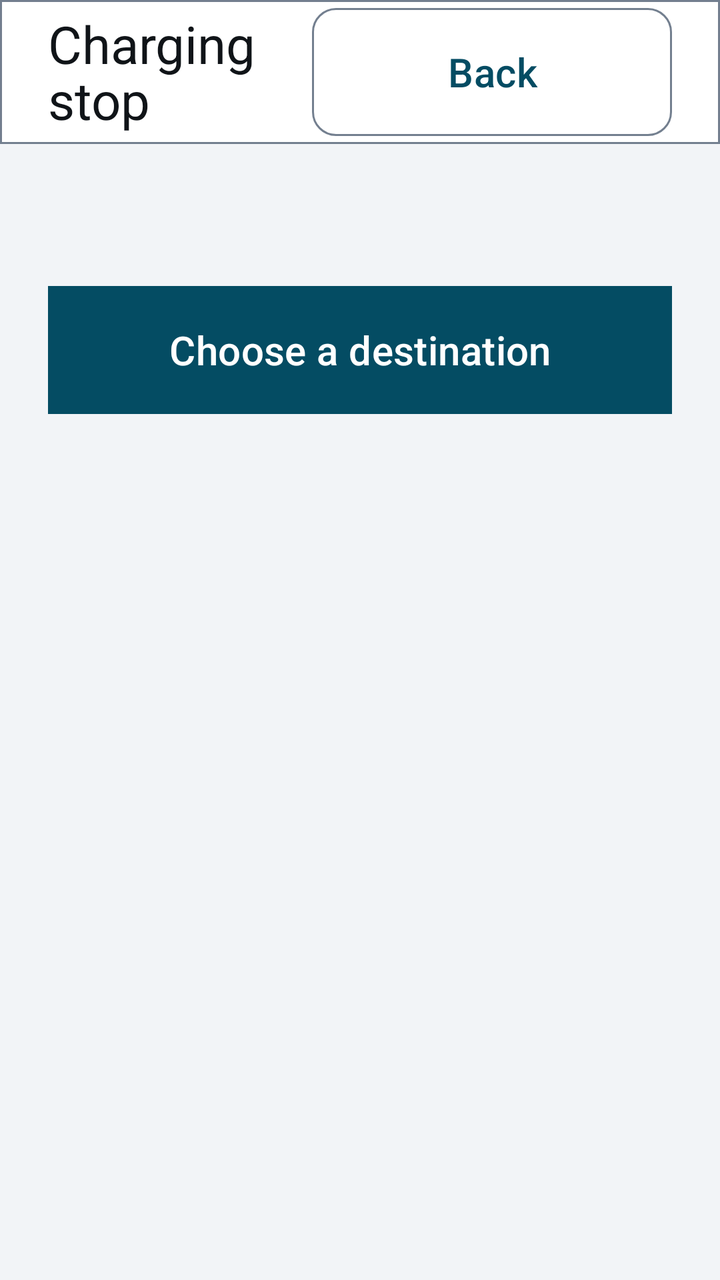
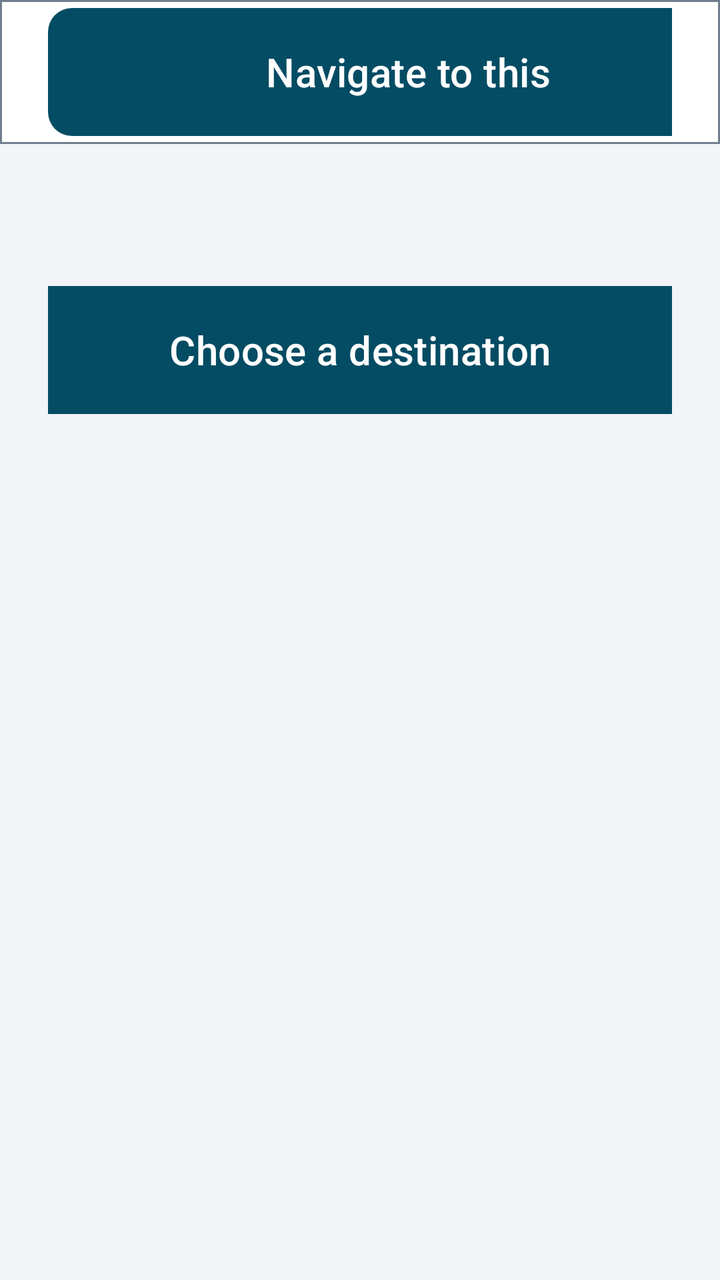

The first picture is an Android layout as it rendered before a commit; the second is the same layout after the commit. The layout source and the unified diff follow.
<!-- AndroidManifest.xml: application theme Theme.EVChargePilot -->
<!-- res/layout/activity_charge_stop.xml -->
<?xml version="1.0" encoding="utf-8"?>
<LinearLayout xmlns:android="http://schemas.android.com/apk/res/android"
    xmlns:app="http://schemas.android.com/apk/res-auto"
    android:layout_width="match_parent"
    android:layout_height="match_parent"
    android:orientation="vertical">

    <LinearLayout
        android:layout_width="match_parent"
        android:layout_height="@dimen/touch_target"
        android:background="@drawable/bg_topbar"
        android:gravity="center_vertical"
        android:orientation="horizontal"
        android:paddingStart="@dimen/spacing_lg"
        android:paddingEnd="@dimen/spacing_lg">

        <TextView
            android:layout_width="0dp"
            android:layout_height="wrap_content"
            android:layout_weight="1"
            android:text="@string/charge_stop_title"
            android:textAppearance="@style/Text.EV.Title" />

        <com.google.android.material.button.MaterialButton
            android:id="@+id/backAction"
            style="@style/Widget.EV.Button.Outlined"
            android:layout_width="180dp"
            android:layout_height="@dimen/touch_target"
            android:text="@string/action_back" />
    </LinearLayout>

    <ScrollView
        android:layout_width="match_parent"
        android:layout_height="0dp"
        android:layout_weight="1"
        android:fillViewport="true">

        <LinearLayout
            android:layout_width="match_parent"
            android:layout_height="wrap_content"
            android:gravity="center_horizontal"
            android:orientation="vertical"
            android:padding="@dimen/spacing_lg">

            <TextView
                android:id="@+id/chargeStopStatus"
                android:layout_width="1400dp"
                android:layout_height="wrap_content"
                android:accessibilityLiveRegion="polite"
                android:gravity="center"
                android:textAppearance="@style/Text.EV.Body" />

            
            <com.google.android.material.button.MaterialButton
                android:id="@+id/chooseDestinationAction"
                style="@style/Widget.EVChargePilot.Button"
                android:layout_width="1400dp"
                android:layout_height="@dimen/touch_target"
                android:layout_marginTop="@dimen/spacing_md"
                android:text="@string/charge_stop_action_destination" />

            <TextView
                android:id="@+id/chargeStopPlan"
                android:layout_width="1400dp"
                android:layout_height="wrap_content"
                android:layout_marginTop="@dimen/spacing_lg"
                android:background="@drawable/bg_card"
                android:gravity="center"
                android:padding="@dimen/spacing_lg"
                android:textAppearance="@style/Text.EV.Title"
                android:visibility="gone" />

            <TextView
                android:id="@+id/chargeStopDetail"
                android:layout_width="1400dp"
                android:layout_height="wrap_content"
                android:layout_marginTop="@dimen/spacing_md"
                android:background="@drawable/bg_card"
                android:lineSpacingExtra="6dp"
                android:padding="@dimen/spacing_lg"
                android:textAppearance="@style/Text.EV.Body"
                android:visibility="gone" />

            <TextView
                android:id="@+id/chargerPlace"
                android:layout_width="1400dp"
                android:layout_height="wrap_content"
                android:layout_marginTop="@dimen/spacing_md"
                android:background="@drawable/bg_card"
                android:lineSpacingExtra="6dp"
                android:padding="@dimen/spacing_lg"
                android:textAppearance="@style/Text.EV.Body"
                android:visibility="gone" />

            
            <TextView
                android:id="@+id/chargerSource"
                android:layout_width="1400dp"
                android:layout_height="wrap_content"
                android:layout_marginTop="@dimen/spacing_sm"
                android:textAppearance="@style/Text.EV.Secondary"
                android:visibility="gone" />

            
            <TextView
                android:id="@+id/routeWhatIf"
                android:layout_width="1400dp"
                android:layout_height="wrap_content"
                android:layout_marginTop="@dimen/spacing_md"
                android:background="@drawable/bg_card"
                android:lineSpacingExtra="6dp"
                android:padding="@dimen/spacing_lg"
                android:textAppearance="@style/Text.EV.Body"
                android:visibility="gone" />

            
            <TextView
                android:id="@+id/routeChoices"
                android:layout_width="1400dp"
                android:layout_height="wrap_content"
                android:layout_marginTop="@dimen/spacing_md"
                android:background="@drawable/bg_card"
                android:lineSpacingExtra="6dp"
                android:padding="@dimen/spacing_lg"
                android:textAppearance="@style/Text.EV.Body"
                android:visibility="gone" />

            <TextView
                android:id="@+id/chargeStopAttribution"
                android:layout_width="1400dp"
                android:layout_height="wrap_content"
                android:layout_marginTop="@dimen/spacing_md"
                android:textAppearance="@style/Text.EV.Secondary"
                android:visibility="gone" />
        </LinearLayout>
    </ScrollView>

    
    <LinearLayout
        android:id="@+id/navigateBar"
        android:layout_width="match_parent"
        android:layout_height="wrap_content"
        android:background="@drawable/bg_topbar"
        android:gravity="center_vertical"
        android:orientation="horizontal"
        android:paddingStart="@dimen/spacing_lg"
        android:paddingTop="@dimen/spacing_md"
        android:paddingEnd="@dimen/spacing_lg"
        android:paddingBottom="@dimen/spacing_md"
        android:visibility="gone">

        <TextView
            android:id="@+id/navigateNote"
            android:layout_width="0dp"
            android:layout_height="wrap_content"
            android:layout_weight="1"
            android:layout_marginEnd="@dimen/spacing_lg"
            android:textAppearance="@style/Text.EV.Secondary" />

        <com.google.android.material.button.MaterialButton
            android:id="@+id/navigateAction"
            style="@style/Widget.EVChargePilot.Button"
            android:layout_width="700dp"
            android:layout_height="@dimen/touch_target"
            android:text="@string/charge_stop_navigate" />
    </LinearLayout>
</LinearLayout>
<!-- resources referenced by this layout -->
<resources>
  <dimen name="spacing_lg">24dp</dimen>
  <dimen name="spacing_md">16dp</dimen>
  <dimen name="spacing_sm">8dp</dimen>
  <dimen name="touch_target">72dp</dimen>
  <!-- drawable bg_card (drawable) -->
  <?xml version="1.0" encoding="utf-8"?>
  <shape xmlns:android="http://schemas.android.com/apk/res/android" android:shape="rectangle">
      <solid android:color="@color/ev_surface" />
      <stroke android:width="1dp" android:color="@color/ev_outline" />
      <corners android:radius="@dimen/ev_corner" />
  </shape>
  <!-- drawable bg_topbar (drawable) -->
  <?xml version="1.0" encoding="utf-8"?>
  <shape xmlns:android="http://schemas.android.com/apk/res/android" android:shape="rectangle">
      <solid android:color="@color/ev_surface" />
      <stroke android:width="1dp" android:color="@color/ev_outline" />
  </shape>
  <string name="action_back">Back</string>
  <string name="charge_stop_action_destination">Choose a destination</string>
  <string name="charge_stop_navigate">Navigate to this</string>
  <string name="charge_stop_title">Charging stop</string>
  <style name="Text.EV.Body" parent="TextAppearance.Material3.BodyLarge">
          <item name="android:textSize">@dimen/text_body</item>
          <item name="android:textColor">@color/ev_text_primary</item>
      </style>
  <style name="Text.EV.Secondary" parent="TextAppearance.Material3.BodyMedium">
          <item name="android:textSize">@dimen/text_secondary</item>
          <item name="android:textColor">@color/ev_text_secondary</item>
      </style>
  <style name="Text.EV.Title" parent="TextAppearance.Material3.TitleLarge">
          <item name="android:textSize">@dimen/text_title</item>
          <item name="android:textColor">@color/ev_text_primary</item>
      </style>
  <style name="Widget.EVChargePilot.Button" parent="Widget.EV.Button">
          <item name="android:textColor">@color/ev_button_text</item>
          <item name="backgroundTint">@color/ev_button_fill</item>
      </style>
  <color name="ev_surface">#FFFFFFFF</color>
  <color name="ev_outline">#FF737F8F</color>
  <dimen name="ev_corner">12dp</dimen>
  <dimen name="text_body">20sp</dimen>
  <color name="ev_text_primary">#FF101418</color>
  <dimen name="text_secondary">17sp</dimen>
  <color name="ev_text_secondary">#FF414B55</color>
  <dimen name="text_title">26sp</dimen>
  <style name="ShapeAppearanceOverlay.EV.Button" parent="">
          <item name="cornerSize">@dimen/ev_corner</item>
      </style>
  <color name="ev_accent">#FF044C63</color>
  <color name="ev_on_accent">#FFFFFFFF</color>
  <color name="ev_surface_raised">#FFE4E8ED</color>
  <color name="ev_background">#FFF2F4F7</color>
  <color name="ev_error">#FF8F0F18</color>
  <style name="ThemeOverlay.EVChargePilot.Dialog" parent="ThemeOverlay.EV.Dialog">
          <item name="materialAlertDialogTitleTextStyle">@style/EVChargePilot.Dialog.Title</item>
          <item name="materialAlertDialogBodyTextStyle">@style/EVChargePilot.Dialog.Body</item>
      </style>
  <style name="EVChargePilot.Dialog.Title" parent="MaterialAlertDialog.Material3.Title.Text">
          <item name="android:textSize">@dimen/text_title</item>
          <item name="android:textColor">@color/ev_text_primary</item>
      </style>
  <style name="EVChargePilot.Dialog.Body" parent="MaterialAlertDialog.Material3.Body.Text">
          <item name="android:textSize">@dimen/text_secondary</item>
          <item name="android:textColor">@color/ev_text_primary</item>
          <item name="android:lineSpacingMultiplier">1.2</item>
      </style>
  <style name="Widget.EV.DialogButton" parent="Widget.Material3.Button.TextButton.Dialog">
          <item name="shapeAppearanceOverlay">@style/ShapeAppearanceOverlay.EV.Button</item>
          <item name="android:minHeight">@dimen/touch_target</item>
          <item name="android:minWidth">140dp</item>
          <item name="android:textSize">@dimen/text_body</item>
      </style>
  <!-- unchanged entries left out for length: 4 -->
</resources>

<!-- the commit's change to res/layout/activity_charge_stop.xml (unified diff, before → after) -->
@@ -20,6 +20,15 @@
             android:layout_weight="1"
             android:text="@string/charge_stop_title"
             android:textAppearance="@style/Text.EV.Title" />
+
+        
+        <com.google.android.material.button.MaterialButton
+            android:id="@+id/navigateAction"
+            style="@style/Widget.EVChargePilot.Button"
+            android:layout_width="360dp"
+            android:layout_height="@dimen/touch_target"
+            android:layout_marginEnd="@dimen/spacing_md"
+            android:text="@string/charge_stop_navigate" />
 
         <com.google.android.material.button.MaterialButton
             android:id="@+id/backAction"
@@ -58,6 +67,14 @@
                 android:layout_height="@dimen/touch_target"
                 android:layout_marginTop="@dimen/spacing_md"
                 android:text="@string/charge_stop_action_destination" />
+
+            <TextView
+                android:id="@+id/navigateNote"
+                android:layout_width="1400dp"
+                android:layout_height="wrap_content"
+                android:layout_marginTop="@dimen/spacing_md"
+                android:textAppearance="@style/Text.EV.Secondary"
+                android:visibility="gone" />
 
             <TextView
                 android:id="@+id/chargeStopPlan"
@@ -134,34 +151,4 @@
                 android:visibility="gone" />
         </LinearLayout>
     </ScrollView>
-
-    
-    <LinearLayout
-        android:id="@+id/navigateBar"
-        android:layout_width="match_parent"
-        android:layout_height="wrap_content"
-        android:background="@drawable/bg_topbar"
-        android:gravity="center_vertical"
-        android:orientation="horizontal"
-        android:paddingStart="@dimen/spacing_lg"
-        android:paddingTop="@dimen/spacing_md"
-        android:paddingEnd="@dimen/spacing_lg"
-        android:paddingBottom="@dimen/spacing_md"
-        android:visibility="gone">
-
-        <TextView
-            android:id="@+id/navigateNote"
-            android:layout_width="0dp"
-            android:layout_height="wrap_content"
-            android:layout_weight="1"
-            android:layout_marginEnd="@dimen/spacing_lg"
-            android:textAppearance="@style/Text.EV.Secondary" />
-
-        <com.google.android.material.button.MaterialButton
-            android:id="@+id/navigateAction"
-            style="@style/Widget.EVChargePilot.Button"
-            android:layout_width="700dp"
-            android:layout_height="@dimen/touch_target"
-            android:text="@string/charge_stop_navigate" />
-    </LinearLayout>
 </LinearLayout>
